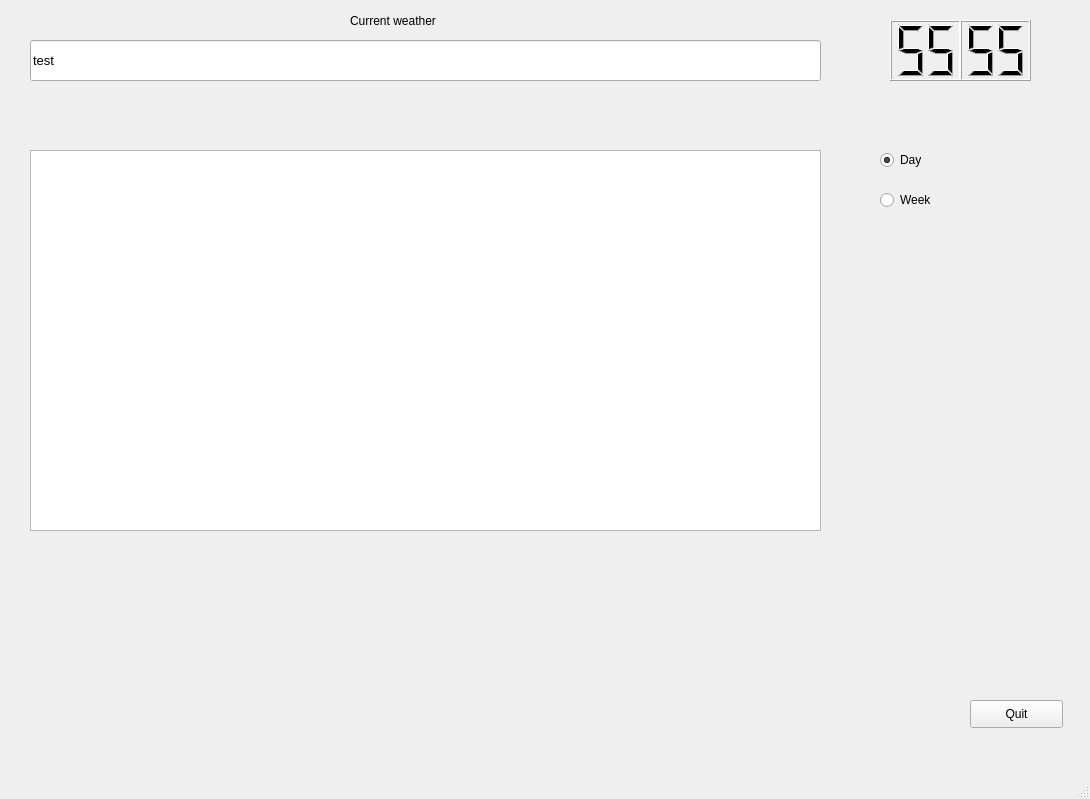
First picture: the form in weather_monitor_gui.ui, repository Dreamwalkerx5/weather_monitor, before the edit.
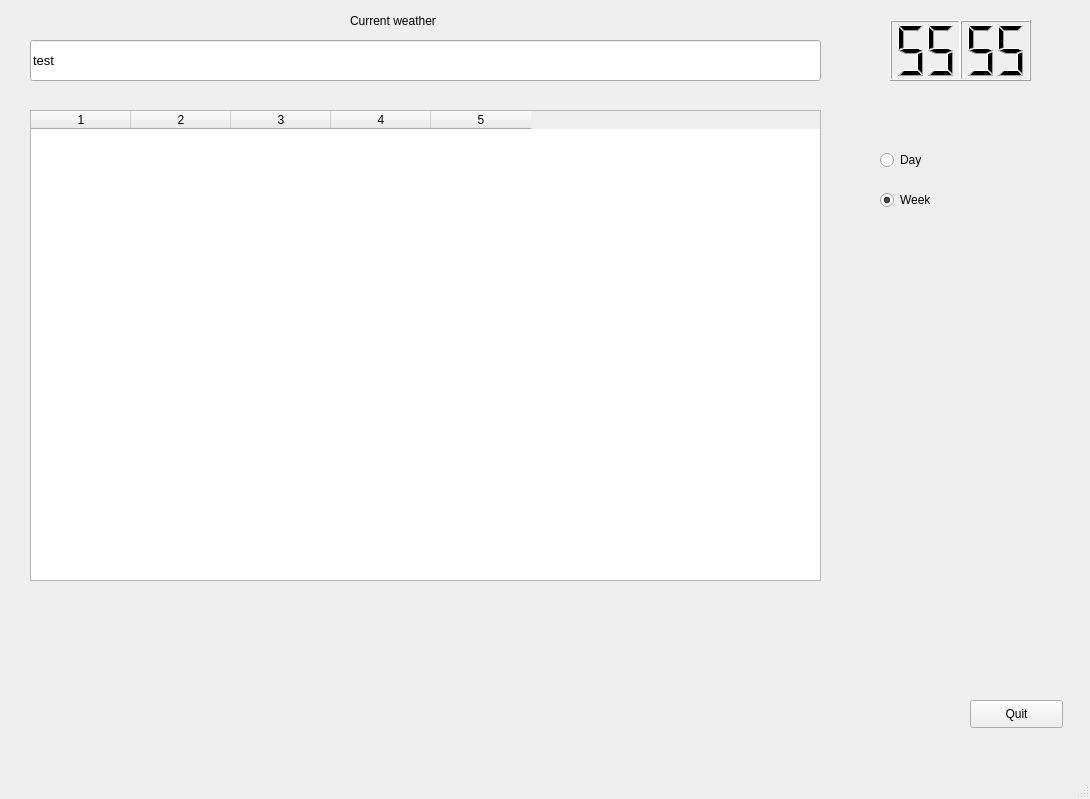
Second picture: the form after the edit.

Commit message: tableview for weather forecast

Diff of the .ui file:
```diff
--- a/weather_monitor_gui.ui
+++ b/weather_monitor_gui.ui
@@ -65,16 +65,6 @@
      <number>55</number>
     </property>
    </widget>
-   <widget class="QTextEdit" name="textEdit">
-    <property name="geometry">
-     <rect>
-      <x>30</x>
-      <y>150</y>
-      <width>791</width>
-      <height>381</height>
-     </rect>
-    </property>
-   </widget>
    <widget class="QLineEdit" name="lineEdit">
     <property name="geometry">
      <rect>
@@ -119,7 +109,7 @@
      <string>Day</string>
     </property>
     <property name="checked">
-     <bool>true</bool>
+     <bool>false</bool>
     </property>
    </widget>
    <widget class="QRadioButton" name="week_radiobutton">
@@ -134,6 +124,42 @@
     <property name="text">
      <string>Week</string>
     </property>
+    <property name="checked">
+     <bool>true</bool>
+    </property>
+   </widget>
+   <widget class="QTableWidget" name="tableWidget">
+    <property name="geometry">
+     <rect>
+      <x>30</x>
+      <y>110</y>
+      <width>791</width>
+      <height>471</height>
+     </rect>
+    </property>
+    <property name="alternatingRowColors">
+     <bool>true</bool>
+    </property>
+    <property name="selectionBehavior">
+     <enum>QAbstractItemView::SelectRows</enum>
+    </property>
+    <property name="columnCount">
+     <number>5</number>
+    </property>
+    <attribute name="horizontalHeaderVisible">
+     <bool>true</bool>
+    </attribute>
+    <attribute name="horizontalHeaderCascadingSectionResizes">
+     <bool>true</bool>
+    </attribute>
+    <attribute name="horizontalHeaderHighlightSections">
+     <bool>true</bool>
+    </attribute>
+    <column/>
+    <column/>
+    <column/>
+    <column/>
+    <column/>
    </widget>
   </widget>
   <widget class="QMenuBar" name="menubar">
```
The commit also changes 3 other files.
